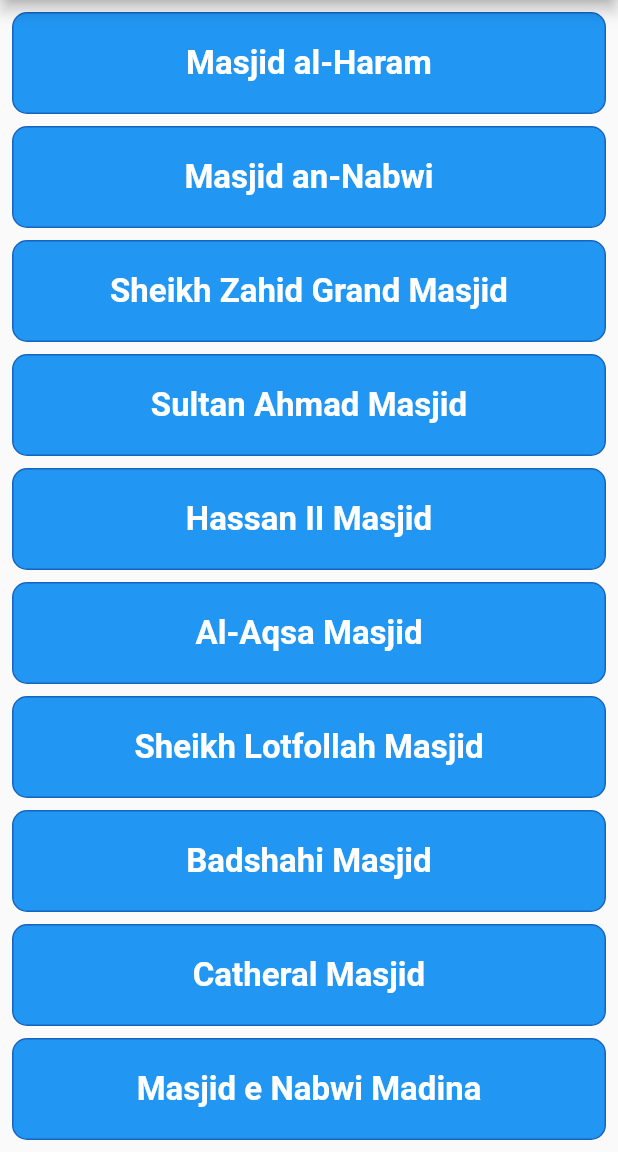
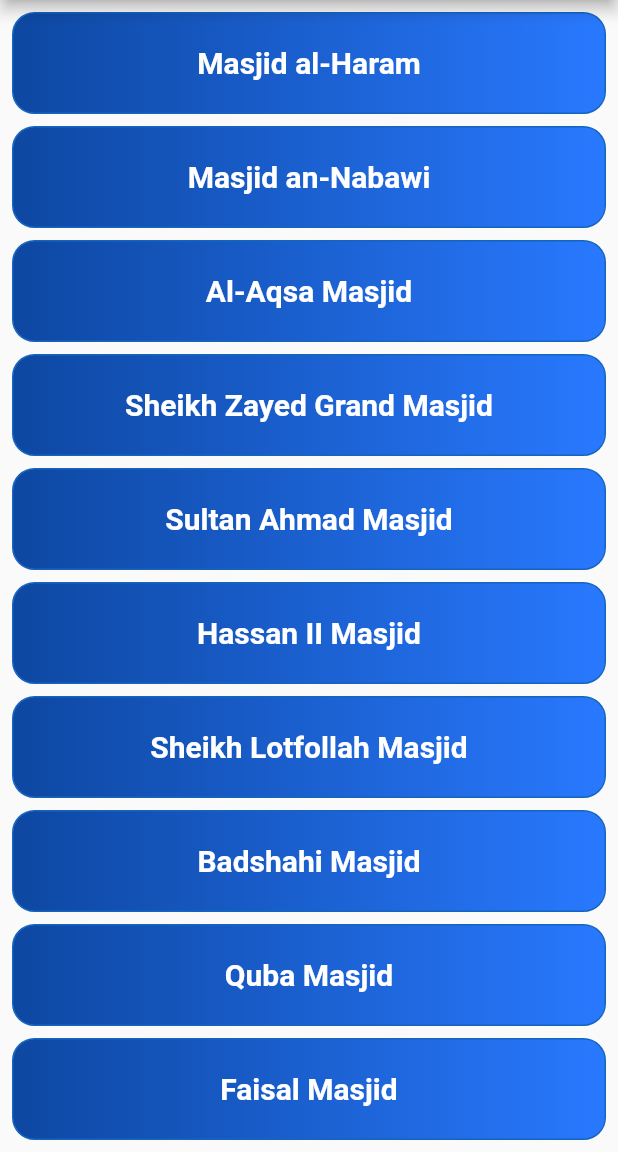
Before and after one commit to HeshmatGhaffariHadid/TopTen, a Flutter app: the screen it shows after launch, on a phone screen of 412 x 824 dp, the part 84-1236 px from its top. Run offline on Flutter 3.47's test engine with Material 2 defaults, Android fonts, the phone set to English and light mode, and no system bars.

Commit message:
Details from all masjids added

```diff
--- a/lib/Clickable_card.dart
+++ b/lib/Clickable_card.dart
@@ -1,7 +1,13 @@
 import 'package:flutter/material.dart';
-class ClickableCard extends StatelessWidget {
+class ClickableCard extends StatefulWidget {
   final String title;
 ClickableCard({required this.title });
+
+  @override
+  State<ClickableCard> createState() => _ClickableCardState();
+}
+
+class _ClickableCardState extends State<ClickableCard> {
   @override
   Widget build(BuildContext context) {
     return Expanded(
@@ -9,21 +15,25 @@ ClickableCard({required this.title });
         padding: const EdgeInsets.all(4),
         child: GestureDetector(
           onTap: () {
-            print(title);
+            print(widget.title);
           },
           child: Container(
-            width: double.infinity,
             decoration: BoxDecoration(
-              color: Colors.blue,
-              borderRadius: BorderRadius.circular(10),
+              // color: Colors.blue,
+              gradient: LinearGradient(
+                  colors: [Colors.blue.shade900, Colors.blueAccent.shade400],
+              ),
+              borderRadius: BorderRadius.circular(15),
               border: Border.all(color: Colors.blue.shade800),
             ),
             child: Center(
-              child: Text(title,
+              child: Text(widget.title,
                   style: TextStyle(
                       color: Colors.white,
-                      fontSize: 22,
-                      fontWeight: FontWeight.bold)),
+                      fontSize: 20,
+                      fontWeight: FontWeight.bold,
+                  ),
+              ),
             ),
           ),
         ),
--- /dev/null
+++ b/lib/datails.dart
@@ -0,0 +1,14 @@
+class Details {
+   final Map<String, String> info = {
+    'Masjid al-Haram' : 'Masjid al-Haram is the Muslim\'s Qeblah which is located in Mecca, Saudi Arabia, center of earth, this great and holy masjid was build by prophet Ibrahim <PUH> and this masjid is the holiest masjid in Islam that surround the Kaaba, and is the focal point of Hajj pilgrimage',
+     'Masjid an-Nabawi':'Masji an-Nabawi is prophet\'s masjid which is located in Madina, Saudi Arabia, second holiest masjid in Islam, houses the tomb of Prophet Muhammad <PUH> and is a revered site for Muslims',
+       'Al-Aqsa Masjid' : 'Al-Aqsa masjid is located in Jerusalem, Palestine, third holiest masjid in Islam which was the first Qableh in Islam and the Meraj accident was happened their, unfortunately it\'s now under control of Jewish people, so this is our responsibility to take it back',
+   'Sheikh Zayed Grand Masjid' : 'Sheikh Zayed Grand masjid is located in Abu Dhabi,UAE, it is the largest masjid in UAE, known for it\;s beautiful architecture, including domes, minarets, and intricate design',
+     'Sultan Ahmad masjid': 'Sultan Ahmad masjid is popular as Blue Masjid in Istanbul, Turkey, it is a iconic masjid with stunning blue tiles, six minarets, and intricate calligraphy, blending Islam and Ottoman architecture',
+'Hassan II masjid' : 'Hassan II masjid is located in Casablanca, Morocco, one of the largest masjids in the world, overlooking the Atlantic Ocean, featuring intricate mosaics and a towering minaret',
+     'Sheikh Lotfollah masjid' : 'Sheikh Lotfollah masjid is located in Isfahan, Iran, masterpiece od Persian architecture, known for it\'s stunning dome, intricate tile work, and beautiful iwans',
+     'Badshahi Masjid' : 'Badshahi masjid in located in Lahore, Pakistan, one of the largest masjid from the Mughal era, known for it\'s grandeur and historical significance',
+     'Quba Masjid' : 'Quba masjid located in Madina city of Saudi Arabia, this is the oldest masjid in the Islam which was built by Prophet Muhammad <PUH>, and holds spiritual significance for muslims ',
+     'Faisal Masjid': 'Faisal masjid is located in Islamabad Pakistan, known for it\'s unique contemporary design inspired by Bedouin tents'
+   };
+}
--- a/lib/main.dart
+++ b/lib/main.dart
@@ -25,15 +25,15 @@ class HomePage extends StatelessWidget {
                 child: Column(
                   children: [
                     ClickableCard(title: 'Masjid al-Haram'),
-                    ClickableCard(title: 'Masjid an-Nabwi'),
-                    ClickableCard(title: 'Sheikh Zahid Grand Masjid'),
+                    ClickableCard(title: 'Masjid an-Nabawi'),
+                    ClickableCard(title: 'Al-Aqsa Masjid'),
+                    ClickableCard(title: 'Sheikh Zayed Grand Masjid'),
                     ClickableCard(title: 'Sultan Ahmad Masjid'),
                     ClickableCard(title: 'Hassan II Masjid'),
-                    ClickableCard(title: 'Al-Aqsa Masjid'),
                     ClickableCard(title: 'Sheikh Lotfollah Masjid'),
                     ClickableCard(title: 'Badshahi Masjid'),
-                    ClickableCard(title: 'Catheral Masjid'),
-                    ClickableCard(title: 'Masjid e Nabwi Madina'),
+                    ClickableCard(title: 'Quba Masjid'),
+                    ClickableCard(title: 'Faisal Masjid'),
                   ],
                 ),
               ),
```
